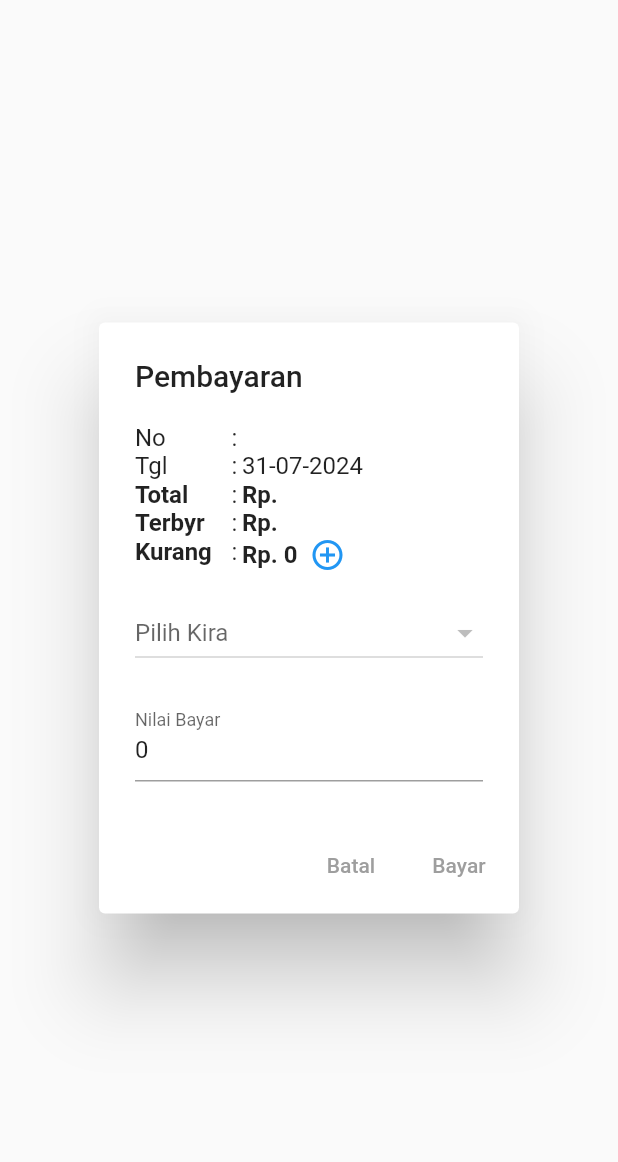
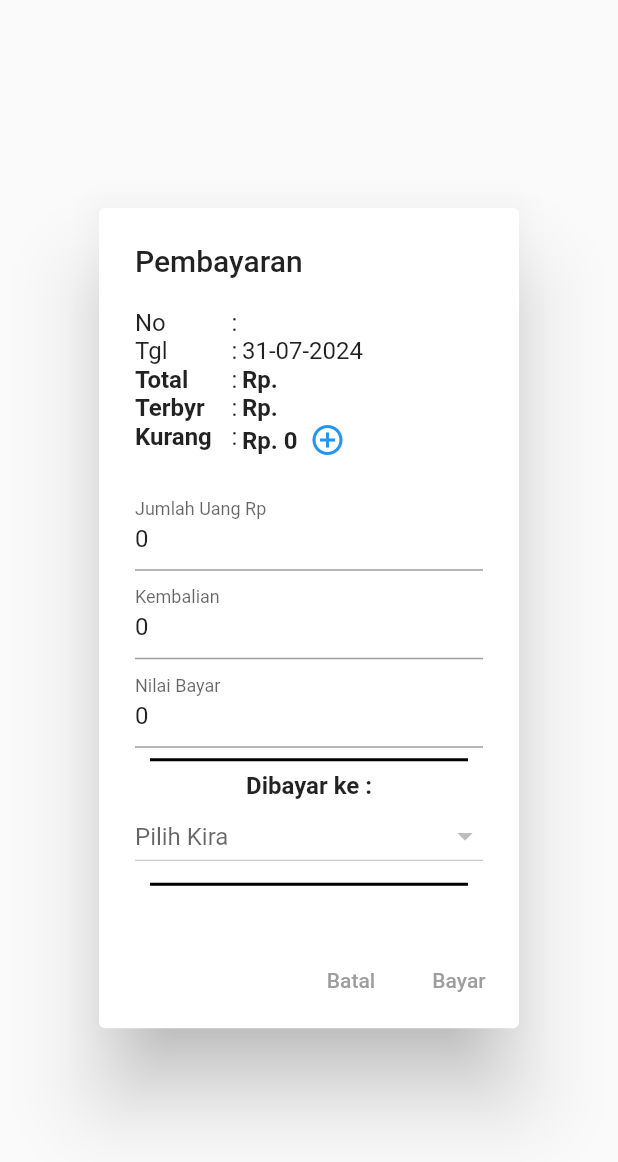
Before and after one commit to nugmoris/pos, a Flutter app: the PaymentDialog widget shown alone on an empty page, opened directly with empty values, after a tap on the "add circle outline" icon, on a phone screen of 412 x 824 dp. Shown: the top 1162 px of the screen. Run offline on Flutter 3.47's test engine with Material 2 defaults, Android fonts, the phone set to English and light mode, and no system bars; our stand-ins replace google_fonts; missing offline and left inert: android_id, barcode_scan2, blue_thermal_printer, ota_update; network calls fail.

Commit message:
Bayar ditambah kembalian dan nota diberi ucapan terimakasih

```diff
--- a/lib/bayarjual.dart
+++ b/lib/bayarjual.dart
@@ -23,15 +23,32 @@ class PaymentDialog extends StatefulWidget {
 }
 
 class _PaymentDialogState extends State<PaymentDialog> {
+  TextEditingController jmluangController = TextEditingController();
+  TextEditingController kembaliController = TextEditingController();
   TextEditingController paymentController = TextEditingController();
+
   List<Map<String, dynamic>> kirabayarData = [];
   String? selectedKira;
   String? selectedKdgl;
+
+  final NumberFormat formatter = NumberFormat("#,###", "id_ID");
 
   @override
   void initState() {
     super.initState();
     _fetchKirabayarData();
+
+    // Add listener to jmluangController
+    jmluangController.addListener(_updatePaymentFields);
+  }
+
+  @override
+  void dispose() {
+    jmluangController.removeListener(_updatePaymentFields);
+    jmluangController.dispose();
+    kembaliController.dispose();
+    paymentController.dispose();
+    super.dispose();
   }
 
   Future<void> _fetchKirabayarData() async {
@@ -49,12 +66,29 @@ class _PaymentDialogState extends State<PaymentDialog> {
     }
   }
 
+  void _updatePaymentFields() {
+    String grandTotalClean = widget.grandTotal.replaceAll(RegExp(r'[^0-9]'), '');
+    String totbayarClean = widget.totbayar.replaceAll(RegExp(r'[^0-9]'), '');
+
+    int grandTotalInt = int.tryParse(grandTotalClean) ?? 0;
+    int totbayarInt = int.tryParse(totbayarClean) ?? 0;
+    int hrsbayarInt = grandTotalInt - totbayarInt;
+
+    int jmluangInt = int.tryParse(jmluangController.text.replaceAll(',', '')) ?? 0;
+
+    if (jmluangInt >= hrsbayarInt) {
+      kembaliController.text = formatter.format(jmluangInt - hrsbayarInt);
+      paymentController.text = formatter.format(hrsbayarInt);
+    } else {
+      kembaliController.text = '0';
+      paymentController.text = formatter.format(jmluangInt);
+    }
+  }
+
   @override
   Widget build(BuildContext context) {
-    // Menghitung kekurangan pembayaran (hrsbayar)
-    final formatter = NumberFormat("#,###", "id_ID"); // Menggunakan locale Indonesia
-    String grandTotalClean = widget.grandTotal.replaceAll(RegExp(r'[^0-9]'), ''); // Menghapus semua karakter non-digit
-    String totbayarClean = widget.totbayar.replaceAll(RegExp(r'[^0-9]'), ''); // Menghapus semua karakter non-digit
+    String grandTotalClean = widget.grandTotal.replaceAll(RegExp(r'[^0-9]'), '');
+    String totbayarClean = widget.totbayar.replaceAll(RegExp(r'[^0-9]'), '');
 
     int grandTotalInt = int.tryParse(grandTotalClean) ?? 0;
     int totbayarInt = int.tryParse(totbayarClean) ?? 0;
@@ -68,9 +102,9 @@ class _PaymentDialogState extends State<PaymentDialog> {
           children: <Widget>[
             Table(
               columnWidths: {
-                0: FlexColumnWidth(2), // Lebar kolom pertama (label)
-                1: FixedColumnWidth(7), // Lebar kolom kedua (titik dua)
-                2: FlexColumnWidth(5), // Lebar kolom ketiga (nilai)
+                0: FlexColumnWidth(2),
+                1: FixedColumnWidth(7),
+                2: FlexColumnWidth(5),
               },
               children: [
                 TableRow(
@@ -129,7 +163,9 @@ class _PaymentDialogState extends State<PaymentDialog> {
                         SizedBox(width: 8),
                         GestureDetector(
                           onTap: () {
-                            paymentController.text = hrsbayarInt.toString();
+                            paymentController.text = formatter.format(hrsbayarInt);
+                            jmluangController.text = formatter.format(hrsbayarInt);
+                            kembaliController.text = '0';
                           },
                           child: Icon(Icons.add_circle_outline, color: Colors.blue),
                         ),
@@ -139,7 +175,42 @@ class _PaymentDialogState extends State<PaymentDialog> {
                 ),
               ],
             ),
-            SizedBox(height: 16), // Jarak antara TextField dan ComboBox
+            SizedBox(height: 16),
+            TextField(
+              controller: jmluangController,
+              decoration: InputDecoration(
+                labelText: 'Jumlah Uang Rp',
+                hintText: 'Jumlah Uang Rp',
+              ),
+              keyboardType: TextInputType.number,
+            ),
+            TextField(
+              controller: kembaliController,
+              decoration: InputDecoration(
+                labelText: 'Kembalian',
+                hintText: 'Kembalian',
+              ),
+              keyboardType: TextInputType.number,
+              readOnly: true,
+            ),
+            TextField(
+              controller: paymentController,
+              decoration: InputDecoration(
+                labelText: 'Nilai Bayar',
+                hintText: 'Masukkan jumlah pembayaran',
+              ),
+              keyboardType: TextInputType.number,
+            ),
+            Divider(
+              color: Colors.black,
+              thickness: 2,
+              indent: 10,
+              endIndent: 10,
+            ),
+            Text(
+              'Dibayar ke :',
+              style: TextStyle(fontWeight: FontWeight.bold, fontSize: 16),
+            ),
             DropdownButton<String>(
               hint: Text("Pilih Kira"),
               value: selectedKira,
@@ -162,14 +233,11 @@ class _PaymentDialogState extends State<PaymentDialog> {
                 alignment: Alignment.centerLeft,
                 child: Text('Kode : $selectedKdgl'),
               ),
-            SizedBox(height: 16), // Memberikan sedikit jarak antara tabel dan TextField
-            TextField(
-              controller: paymentController,
-              decoration: InputDecoration(
-                labelText: 'Nilai Bayar',
-                hintText: 'Masukkan jumlah pembayaran',
-              ),
-              keyboardType: TextInputType.number,
+            Divider(
+              color: Colors.black,
+              thickness: 2,
+              indent: 10,
+              endIndent: 10,
             ),
           ],
         ),
@@ -178,23 +246,24 @@ class _PaymentDialogState extends State<PaymentDialog> {
         TextButton(
           child: Text('Batal'),
           onPressed: () {
-            Navigator.of(context).pop(); // Tutup dialog
+            Navigator.of(context).pop();
           },
         ),
         TextButton(
           child: Text('Bayar'),
           onPressed: () async {
+            print(paymentController.text.replaceAll(',', ''));
             if (selectedKdgl != null && paymentController.text.isNotEmpty) {
               try {
                 var paymentData = await ApiService.bayarjual(
                   widget.notrans,
-                  paymentController.text,
+                  paymentController.text.replaceAll('.', ''),
                   widget.username,
                   widget.varlks,
                   selectedKdgl!,
                 );
                 print('Pembayaran berhasil: $paymentData');
-                Navigator.of(context).pop(paymentData[0]['totbyr']); // Mengembalikan nilai totbyr
+                Navigator.of(context).pop(paymentData[0]['totbyr']);
               } catch (e) {
                 print('Error saat melakukan pembayaran: $e');
               }
--- a/lib/report.dart
+++ b/lib/report.dart
@@ -271,9 +271,7 @@ class _ReportPageState extends State<ReportPage> {
 
                                   printer.printCustom('Kop. Kasih', 1, 1);
                                   printer.printCustom('${widget.varnotrans} - $currentDate', 1, 1);
-
                                   printer.printNewLine();
-
                                   for (int i = 0; i < widget.reportData.length; i++) {
                                     final data = widget.reportData[i];
                                     final nmbarang = data['nama'];
@@ -298,6 +296,9 @@ class _ReportPageState extends State<ReportPage> {
                                   // printer.printNewLine();
                                   printer.printCustom('--------------------', 0, 1);
                                   printer.printNewLine();
+                                  printer.printCustom('Terima kasih sudah berbelanja', 1, 1);
+                                  printer.printCustom('Barang yang sudah dibeli tidak dapat ditukar', 1, 1);
+                                  printer.printNewLine();
                                 } finally {
                                   setState(() {
                                     isPrinting = true;
```
